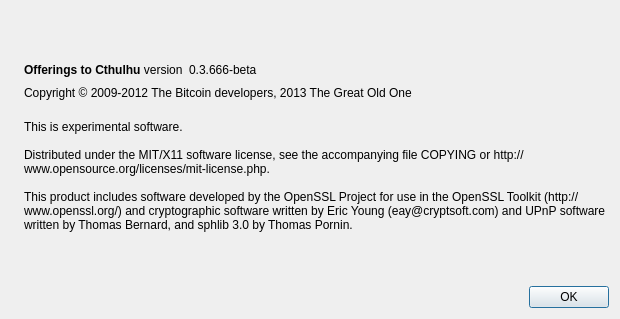
Before: the Qt Designer form src/qt/forms/aboutdialog.ui in Spekske/offerings-gs, drawn with Qt 5.
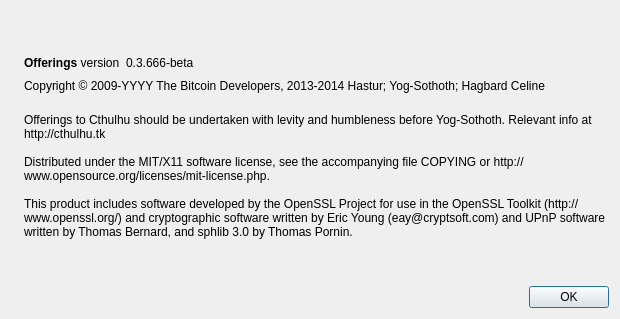
After: the same form once the commit is applied. Icons and pictures are not drawn.

```diff
--- a/src/qt/forms/aboutdialog.ui
+++ b/src/qt/forms/aboutdialog.ui
@@ -50,7 +50,7 @@
           <cursorShape>IBeamCursor</cursorShape>
          </property>
          <property name="text">
-          <string>&lt;html&gt;&lt;head/&gt;&lt;body&gt;&lt;p&gt;&lt;span style=&quot; font-weight:600;&quot;&gt;Offerings to Cthulhu&lt;/span&gt; version&lt;/p&gt;&lt;/body&gt;&lt;/html&gt;</string>
+          <string>&lt;html&gt;&lt;head/&gt;&lt;body&gt;&lt;p&gt;&lt;span style=&quot; font-weight:600;&quot;&gt;Offerings&lt;/span&gt; version&lt;/p&gt;&lt;/body&gt;&lt;/html&gt;</string>
          </property>
          <property name="textInteractionFlags">
           <set>Qt::LinksAccessibleByMouse|Qt::TextSelectableByKeyboard|Qt::TextSelectableByMouse</set>
@@ -91,7 +91,7 @@
         <cursorShape>IBeamCursor</cursorShape>
        </property>
        <property name="text">
-        <string notr="true">Copyright &amp;copy; 2009-2012 The Bitcoin developers, 2013 The Great Old One</string>
+        <string notr="true">Copyright &amp;copy; 2009-YYYY The Bitcoin Developers, 2013-2014 Hastur; Yog-Sothoth; Hagbard Celine</string>
        </property>
        <property name="textFormat">
         <enum>Qt::RichText</enum>
@@ -108,7 +108,7 @@
        </property>
        <property name="text">
         <string>
-This is experimental software.
+Offerings to Cthulhu should be undertaken with levity and humbleness before Yog-Sothoth. Relevant info at http://cthulhu.tk
 
 Distributed under the MIT/X11 software license, see the accompanying file COPYING or http://www.opensource.org/licenses/mit-license.php.
 
```
Left out of the diff: 2 changed lines with no effect on the pictures.
